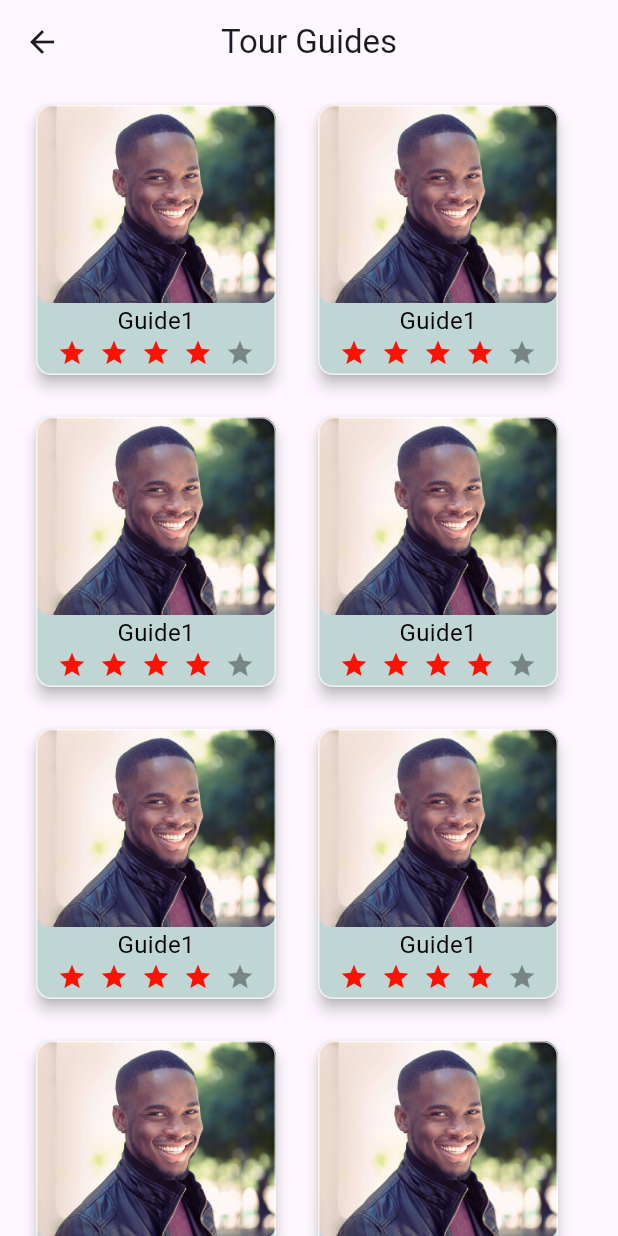
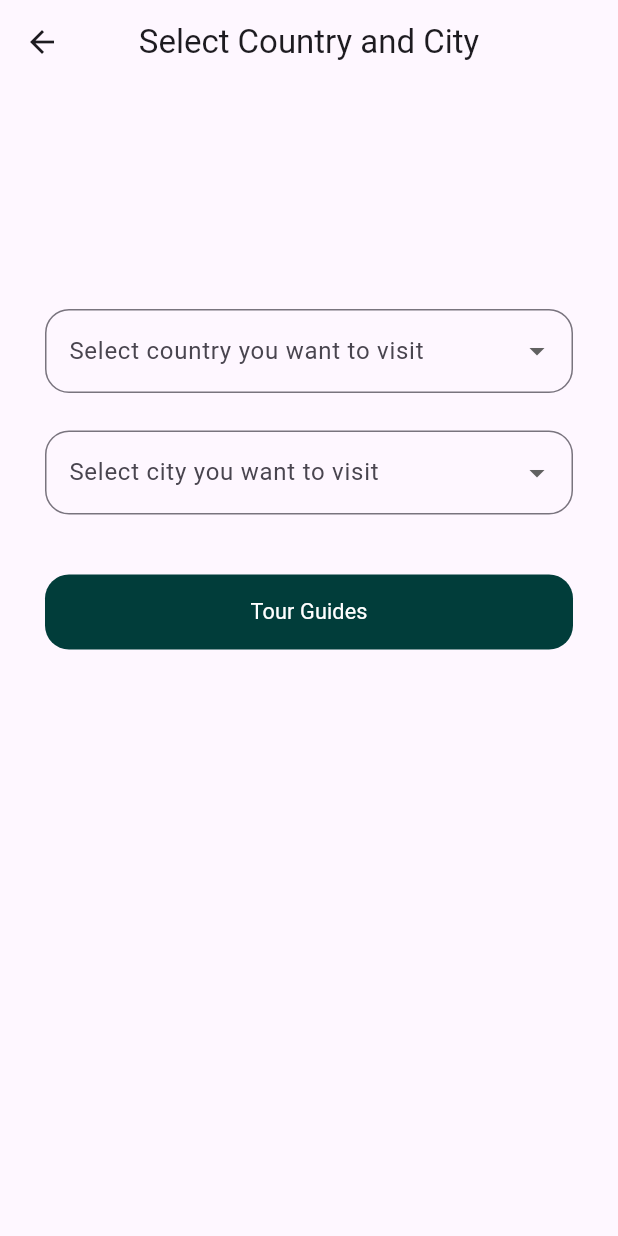
Before and after one commit to omniasalem2002/egypt_travel, a Flutter app: the HomeScreen screen opened directly, after a tap on "Search Tour Guides", on a phone screen of 412 x 824 dp. Run offline on Flutter 3.47's test engine with Material 3 defaults, Android fonts, the phone set to English and light mode, and no system bars; drawn by our look-alikes of flutter_rating_bar; our stand-ins replace carousel_slider, firebase_core, image_picker, lottie, shared_preferences; accounts and stored records are empty; Roboto replaces fonts that are missing (Montserrat).

Commit message:
country_city_selection

```diff
--- /dev/null
+++ b/lib/Screens/country_city_selection.dart
@@ -0,0 +1,137 @@
+import 'package:flutter/material.dart';
+import 'package:guru/Screens/tour_guides.dart';
+import 'package:guru/core/utils/colors_app.dart';
+import 'package:guru/core/utils/custom_text_button.dart';
+import 'package:guru/core/utils/styles.dart';
+class CountryCitySelection extends StatefulWidget {
+  const CountryCitySelection({super.key});
+
+  @override
+  State<CountryCitySelection> createState() => _CountryCitySelectionState();
+}
+
+class _CountryCitySelectionState extends State<CountryCitySelection> {
+  String? _selectedCountry;
+  String? _selectedCity;
+
+  final List<String> _countries = ['Egypt'];
+  final List<String> _cities = [
+    'Cairo',
+    'Luxor',
+    'Aswan',
+    'Alexandria',
+    'Sharm El Sheikh',
+    'Hurghada',
+    'Dahab',
+    'Siwa Oasis',
+    'Marsa Alam',
+    'Port Said',
+  ];
+
+
+  @override
+  Widget build(BuildContext context) {
+    return SafeArea(
+      child: Scaffold(
+        appBar: AppBar(
+          title: const Text("Select Country and City"),
+          centerTitle: true,
+        ),
+        body: Form(
+          //key: ,
+          child: Center(
+            child: Column(
+             // mainAxisAlignment: MainAxisAlignment.start,
+             // crossAxisAlignment: CrossAxisAlignment.start,
+              children: [
+                SizedBox(height: 150,),
+
+                Padding(
+                  padding: EdgeInsets.symmetric(horizontal: 30),
+                  child: DropdownButtonFormField<String>(
+                    value: _selectedCountry,
+                    decoration: InputDecoration(
+                      fillColor: ColorsApp.darkPrimary,
+                      labelText: 'Select country you want to visit',
+                      border: OutlineInputBorder(
+                        borderSide: const BorderSide(
+                          color: ColorsApp.darkPrimary,
+                          width: 1.3,
+                        ),
+                        borderRadius: BorderRadius.circular(16.0),
+                      ),
+                    ),
+                    items: _countries.map((String type) {
+                      return DropdownMenuItem(
+                        value: type,
+                        child: Text(type),
+                      );
+                    }).toList(),
+                    onChanged: (value) {
+                      setState(() {
+                        _selectedCountry = value;
+                      });
+                    },
+                  ),
+                ),
+               const SizedBox(height: 25,),
+                Padding(
+                  padding: EdgeInsets.symmetric(horizontal: 30),
+                  child: DropdownButtonFormField<String>(
+
+                    value: _selectedCity,
+                    decoration: InputDecoration(
+                      fillColor: ColorsApp.darkPrimary,
+                      labelText: 'Select city you want to visit',
+                      border: OutlineInputBorder(
+                        borderSide: const BorderSide(
+                          color: ColorsApp.darkPrimary,
+                          width: 1.3,
+                        ),
+                        borderRadius: BorderRadius.circular(16.0),
+                      ),
+                    ),
+                    items: _cities.map((String type) {
+                      return DropdownMenuItem(
+                        value: type,
+                        child: Text(type),
+                      );
+                    }).toList(),
+                    onChanged: (value) {
+                      setState(() {
+                        _selectedCity = value;
+                      });
+                    },
+                  ),
+                ),
+              const SizedBox(height: 10,),
+                Padding(
+                  padding: const EdgeInsets.all(30),
+                  child: AppTextButton(
+                    buttonText: 'Tour Guides',
+                    textStyle:
+                    Styles.font14LightGreyRegular(context),
+                    backgroundColor: ColorsApp.darkPrimary,
+                    onPressed: () {
+                      Navigator.push(
+                        context,
+                        MaterialPageRoute(
+                          builder: (context) {
+                            return const TourGuides();
+                          },
+                        ),
+                      );
+
+                      //validateThenDoAddDepartment(context);
+                    },
+                  ),
+                ),
+              ],
+            ),
+          ),
+        ),
+
+      ),
+    );
+  }
+}
--- a/lib/Screens/home_screen.dart
+++ b/lib/Screens/home_screen.dart
@@ -1,5 +1,6 @@
 import 'package:flutter/material.dart';
 import 'package:carousel_slider/carousel_slider.dart';
+import 'package:guru/Screens/country_city_selection.dart';
 import 'package:guru/Screens/login_view.dart';
 import 'package:guru/Screens/tour_guides.dart';
 import 'package:lottie/lottie.dart';
@@ -121,7 +122,7 @@ class _HomeScreenState extends State<HomeScreen> {
                   context,
                   MaterialPageRoute(
                     builder: (context) {
-                      return const TourGuides();
+                      return const CountryCitySelection();
                     },
                   ),
                 );
--- a/lib/Screens/login_view.dart
+++ b/lib/Screens/login_view.dart
@@ -199,31 +199,10 @@ class _LoginViewState extends State<LoginView> {
                               },
                             ),
                             const SizedBox(height: 20),
-                            TextField(
-                              decoration: InputDecoration(
+                            TextFormField(
+                              decoration: const InputDecoration(
                                 labelText: 'Birthdate',
                                 fillColor: ColorsApp.primaryColor,
-                                border: OutlineInputBorder(
-                                  borderSide: const BorderSide(
-                                    color: ColorsApp.darkPrimary,
-                                    width: 1.3,
-                                  ),
-                                  borderRadius: BorderRadius.circular(16.0),
-                                ),
-                                enabledBorder: OutlineInputBorder(
-                                  borderSide: const BorderSide(
-                                    color: ColorsApp.darkPrimary,
-                                    width: 1.3,
-                                  ),
-                                  borderRadius: BorderRadius.circular(16.0),
-                                ),
-                                focusedBorder: OutlineInputBorder(
-                                  borderSide: const BorderSide(
-                                    color: ColorsApp.primaryColor,
-                                    width: 1.3,
-                                  ),
-                                  borderRadius: BorderRadius.circular(16.0),
-                                ),
                               ),
                               controller: _birthdateController,
                               onTap: _presentDatePicker,
--- a/lib/Screens/tour_guides.dart
+++ b/lib/Screens/tour_guides.dart
@@ -18,102 +18,27 @@ class _TourGuidesState extends State<TourGuides> {
         title: const Text("Tour Guides"),
         centerTitle: true,
       ),
-      body: const SingleChildScrollView(
-        child: Column(
-          children: [
-            Padding(
-              padding: EdgeInsets.symmetric(horizontal: 10.0, vertical: 10),
-              child: Row(
-                children: [
-                  Padding(
-                    padding: EdgeInsets.symmetric(horizontal: 10.0),
-                    child: CustomGuide(),
-                  ),
-                  Padding(
-                    padding: EdgeInsets.symmetric(horizontal: 10.0),
-                    child: CustomGuide(),
-                  ),
-                ],
-              ),
-            ),
-            Padding(
-              padding: EdgeInsets.symmetric(horizontal: 10.0, vertical: 10),
-              child: Row(
-                children: [
-                  Padding(
-                    padding: EdgeInsets.symmetric(horizontal: 10.0),
-                    child: CustomGuide(),
-                  ),
-                  Padding(
-                    padding: EdgeInsets.symmetric(horizontal: 10.0),
-                    child: CustomGuide(),
-                  ),
-                ],
-              ),
-            ),
-            Padding(
-              padding: EdgeInsets.symmetric(horizontal: 10.0, vertical: 10),
-              child: Row(
-                children: [
-                  Padding(
-                    padding: EdgeInsets.symmetric(horizontal: 10.0),
-                    child: CustomGuide(),
-                  ),
-                  Padding(
-                    padding: EdgeInsets.symmetric(horizontal: 10.0),
-                    child: CustomGuide(),
-                  ),
-                ],
-              ),
-            ),
-            Padding(
-              padding: EdgeInsets.symmetric(horizontal: 10.0, vertical: 10),
-              child: Row(
-                children: [
-                  Padding(
-                    padding: EdgeInsets.symmetric(horizontal: 10.0),
-                    child: CustomGuide(),
-                  ),
-                  Padding(
-                    padding: EdgeInsets.symmetric(horizontal: 10.0),
-                    child: CustomGuide(),
-                  ),
-                ],
-              ),
-            ),
-            Padding(
-              padding: EdgeInsets.symmetric(horizontal: 10.0, vertical: 10),
-              child: Row(
-                children: [
-                  Padding(
-                    padding: EdgeInsets.symmetric(horizontal: 10.0),
-                    child: CustomGuide(),
-                  ),
-                  Padding(
-                    padding: EdgeInsets.symmetric(horizontal: 10.0),
-                    child: CustomGuide(),
-                  ),
-                ],
-              ),
-            ),
-            Padding(
-              padding: EdgeInsets.symmetric(horizontal: 10.0, vertical: 10),
-              child: Row(
-                children: [
-                  Padding(
-                    padding: EdgeInsets.symmetric(horizontal: 10.0),
-                    child: CustomGuide(),
-                  ),
-                  Padding(
-                    padding: EdgeInsets.symmetric(horizontal: 10.0),
-                    child: CustomGuide(),
-                  ),
-                ],
-              ),
-            ),
-          ],
+      body: LayoutBuilder(
+        builder: (context, constraints) {
+      // Determine the number of columns based on screen width
+      int crossAxisCount = (constraints.maxWidth ~/ 150).toInt();
+
+      return Padding(
+        padding: const EdgeInsets.all(10.0),
+        child: GridView.builder(
+          gridDelegate: SliverGridDelegateWithFixedCrossAxisCount(
+            crossAxisCount: crossAxisCount,
+            crossAxisSpacing: 10.0,
+            mainAxisSpacing: 10.0,
+          ),
+          itemCount: 12, // Change this to the number of items you have
+          itemBuilder: (context, index) {
+            return const CustomGuide();
+          },
         ),
-      ),
+      );
+    },
+    ),
     );
   }
 }
--- a/lib/core/component/custom_guide.dart
+++ b/lib/core/component/custom_guide.dart
@@ -22,28 +22,35 @@ class _CustomGuideState extends State<CustomGuide> {
         height: 180,
         decoration: BoxDecoration(
           color: Color.fromARGB(255, 192, 214, 213),
-              borderRadius: BorderRadius.circular(10)),
+          borderRadius: BorderRadius.circular(10),
+        ),
         child: Column(
           children: [
             ClipRRect(
               borderRadius: BorderRadius.circular(10),
               child: Image.asset(
-                  alignment: Alignment.topLeft,
                 "images/guide.jpg",
-                  fit: BoxFit.fitWidth,
+                fit: BoxFit.cover,
+                width: double.infinity,
+                height: 122, // Set a fixed height for the image
               ),
             ),
-              const Text(
+            Padding(
+              padding: const EdgeInsets.symmetric(vertical: 4.0, horizontal: 8.0),
+              child: const Text(
                 "Guide1",
                 style: TextStyle(fontSize: 16, color: Colors.black),
               ),
-              RatingBar.builder(
+            ),
+            Padding(
+              padding: const EdgeInsets.symmetric(horizontal: 8.0),
+              child: RatingBar.builder(
                 itemSize: 20,
                 initialRating: 4,
-                minRating: 2,
+                minRating: 1,
                 direction: Axis.horizontal,
                 allowHalfRating: true,
-                itemPadding: const EdgeInsets.symmetric(horizontal: 4),
+                itemPadding: const EdgeInsets.symmetric(horizontal: 2.0),
                 itemBuilder: (context, _) {
                   return const Icon(
                     Icons.star,
@@ -52,8 +59,10 @@ class _CustomGuideState extends State<CustomGuide> {
                 },
                 onRatingUpdate: (rating) {},
               ),
+            ),
           ],
-          )),
+        ),
+      ),
     );
   }
 }
```
Lines whose indentation alone changed are shown as unchanged.
